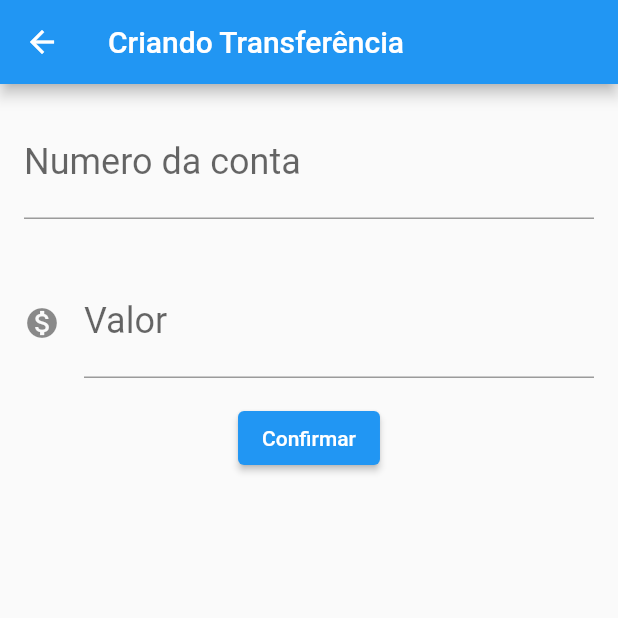
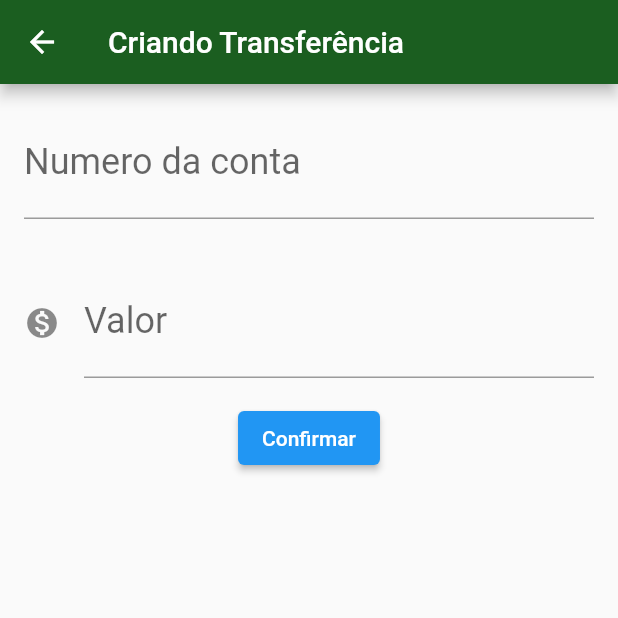
Before and after one commit to diegomcsilva/flutter-fundamentos-alura, a Flutter app: the screen it shows after launch, after a tap on the "add" icon, on a phone screen of 412 x 824 dp, the top half of it. Run offline on Flutter 3.47's test engine with Material 2 defaults, Android fonts, the phone set to English and light mode, and no system bars.

Commit message:
Organizando arquivos

```diff
--- /dev/null
+++ b/lib/components/editor.dart
@@ -0,0 +1,33 @@
+import 'package:flutter/material.dart';
+
+class Editor extends StatelessWidget {
+  final TextEditingController? controlador;
+  final String? rotulo;
+  final String? dica;
+  final IconData? icone;
+
+  const Editor({
+    this.controlador,
+    this.rotulo,
+    this.dica,
+    this.icone,
+  });
+
+  @override
+  Widget build(BuildContext context) {
+    return Padding(
+      padding: const EdgeInsets.all(16.0),
+      child: TextField(
+        controller: controlador,
+        style: TextStyle(
+          fontSize: 24.0,
+        ),
+        decoration: InputDecoration(
+            icon: icone != null ? Icon(icone) : null,
+            labelText: rotulo,
+            hintText: dica),
+        keyboardType: TextInputType.number,
+      ),
+    );
+  }
+}
--- a/lib/main.dart
+++ b/lib/main.dart
@@ -1,3 +1,4 @@
+import 'package:bytebank/screens/transferencia/lista.dart';
 import 'package:flutter/material.dart';
 
 void main() => runApp(BytebankApp());
@@ -6,166 +7,15 @@ class BytebankApp extends StatelessWidget {
   @override
   Widget build(BuildContext context) {
     return MaterialApp(
-      home: Scaffold(
-        body: ListaTransferencias(),
+      theme: ThemeData(
+        primaryColor: Colors.green[900],
+        accentColor: Colors.blueAccent[700],
+        buttonTheme: ButtonThemeData(
+          buttonColor: Colors.blueAccent[700],
+          textTheme: ButtonTextTheme.primary,
+        ),
       ),
+      home: ListaTransferencias(),
     );
   }
 }
-
-class FormularioTransferencia extends StatefulWidget {
-  @override
-  State<StatefulWidget> createState() {
-    return FormularioTransferenciaState();
-  }
-}
-
-class FormularioTransferenciaState extends State<FormularioTransferencia> {
-  final TextEditingController _controladorCampoNumeroConta =
-      TextEditingController();
-  final TextEditingController _controladorCampoValor = TextEditingController();
-
-  @override
-  Widget build(BuildContext context) {
-    return Scaffold(
-        appBar: AppBar(title: Text('Criando Transferência')),
-        body: SingleChildScrollView(
-          child: Column(
-            children: [
-              Editor(
-                  controlador: _controladorCampoNumeroConta,
-                  rotulo: 'Numero da conta',
-                  dica: '0000'),
-              Editor(
-                  controlador: _controladorCampoValor,
-                  rotulo: 'Valor',
-                  dica: '00.0',
-                  icone: Icons.monetization_on),
-              ElevatedButton(
-                child: const Text('Confirmar'),
-                onPressed: () => _criaTransferencia(context),
-              )
-            ],
-          ),
-        ));
-  }
-
-  void _criaTransferencia(BuildContext context) {
-    final int? numeroConta = int.tryParse(_controladorCampoNumeroConta.text);
-    final double? valor = double.tryParse(_controladorCampoValor.text);
-    if (numeroConta != null && valor != null) {
-      final transferenciaCriada = Transferencia(valor, numeroConta);
-      debugPrint('Criando transferência');
-      debugPrint('$transferenciaCriada');
-      Navigator.pop(context, transferenciaCriada);
-    }
-  }
-}
-
-class Editor extends StatelessWidget {
-  final TextEditingController? controlador;
-  final String? rotulo;
-  final String? dica;
-  final IconData? icone;
-
-  const Editor({
-    this.controlador,
-    this.rotulo,
-    this.dica,
-    this.icone,
-  });
-
-  @override
-  Widget build(BuildContext context) {
-    return Padding(
-      padding: const EdgeInsets.all(16.0),
-      child: TextField(
-        controller: controlador,
-        style: TextStyle(
-          fontSize: 24.0,
-        ),
-        decoration: InputDecoration(
-            icon: icone != null ? Icon(icone) : null,
-            labelText: rotulo,
-            hintText: dica),
-        keyboardType: TextInputType.number,
-      ),
-    );
-  }
-}
-
-class ListaTransferencias extends StatefulWidget {
-  final List<Transferencia> _transferencias = [];
-
-  @override
-  ListaTransferenciasState createState() {
-    return ListaTransferenciasState();
-  }
-}
-
-class ListaTransferenciasState extends State<ListaTransferencias> {
-  @override
-  Widget build(BuildContext context) {
-    return Scaffold(
-      appBar: AppBar(
-        title: Text('Transferências'),
-      ),
-      body: ListView.builder(
-        itemCount: widget._transferencias.length,
-        itemBuilder: (context, indice) {
-          final transferencia = widget._transferencias[indice];
-          return ItemTransferencia(transferencia);
-        },
-      ),
-      floatingActionButton: FloatingActionButton(
-        child: Icon(Icons.add),
-        onPressed: () {
-          final Future<dynamic> future =
-              Navigator.push(context, MaterialPageRoute(builder: (context) {
-            return FormularioTransferencia();
-          }));
-
-          future.then((transferenciaRecebida) {
-            Future.delayed(Duration(seconds: 0), () {
-              debugPrint('chegou no then do future');
-              debugPrint('$transferenciaRecebida');
-              if (transferenciaRecebida != null) {
-                setState(() {
-                  widget._transferencias.add(transferenciaRecebida);
-                });
-              }
-            });
-          });
-        },
-      ),
-    );
-  }
-}
-
-class ItemTransferencia extends StatelessWidget {
-  final Transferencia _transferencia;
-
-  ItemTransferencia(this._transferencia);
-
-  @override
-  Widget build(BuildContext context) {
-    return Card(
-        child: ListTile(
-      leading: Icon(Icons.monetization_on),
-      title: Text(_transferencia.valor.toString()),
-      subtitle: Text(_transferencia.numeroConta.toString()),
-    ));
-  }
-}
-
-class Transferencia {
-  final double valor;
-  final int numeroConta;
-
-  Transferencia(this.valor, this.numeroConta);
-
-  @override
-  String toString() {
-    return 'Transferencia{ valor: $valor, numeroConta: $numeroConta }';
-  }
-}
--- /dev/null
+++ b/lib/modelos/transferencia.dart
@@ -0,0 +1,14 @@
+class Transferencia {
+  final double valor;
+  final int numeroConta;
+
+  Transferencia(
+    this.valor,
+    this.numeroConta,
+  );
+
+  @override
+  String toString() {
+    return 'Transferencia{ valor: $valor, numeroConta: $numeroConta }';
+  }
+}
--- /dev/null
+++ b/lib/screens/transferencia/formulario.dart
@@ -0,0 +1,60 @@
+import 'package:bytebank/components/editor.dart';
+import 'package:bytebank/modelos/transferencia.dart';
+import 'package:flutter/material.dart';
+
+const _tituloAppBar = 'Criando Transferência';
+
+const _rotuloCampoValor = 'Valor';
+const _dicaCampoValor = 'Valor';
+
+const _rotuloCampoNumeroConta = 'Numero da conta';
+const _dicaCampoNumeroConta = 'Valor';
+
+const _textoBotaoConfirmar = 'Confirmar';
+
+class FormularioTransferencia extends StatefulWidget {
+  @override
+  State<StatefulWidget> createState() {
+    return FormularioTransferenciaState();
+  }
+}
+
+class FormularioTransferenciaState extends State<FormularioTransferencia> {
+  final TextEditingController _controladorCampoNumeroConta =
+      TextEditingController();
+  final TextEditingController _controladorCampoValor = TextEditingController();
+
+  @override
+  Widget build(BuildContext context) {
+    return Scaffold(
+        appBar: AppBar(title: Text(_tituloAppBar)),
+        body: SingleChildScrollView(
+          child: Column(
+            children: [
+              Editor(
+                  controlador: _controladorCampoNumeroConta,
+                  rotulo: _rotuloCampoNumeroConta,
+                  dica: _dicaCampoNumeroConta),
+              Editor(
+                  controlador: _controladorCampoValor,
+                  rotulo: _rotuloCampoValor,
+                  dica: _dicaCampoValor,
+                  icone: Icons.monetization_on),
+              ElevatedButton(
+                child: const Text(_textoBotaoConfirmar),
+                onPressed: () => _criaTransferencia(context),
+              )
+            ],
+          ),
+        ));
+  }
+
+  void _criaTransferencia(BuildContext context) {
+    final int? numeroConta = int.tryParse(_controladorCampoNumeroConta.text);
+    final double? valor = double.tryParse(_controladorCampoValor.text);
+    if (numeroConta != null && valor != null) {
+      final transferenciaCriada = Transferencia(valor, numeroConta);
+      Navigator.pop(context, transferenciaCriada);
+    }
+  }
+}
--- /dev/null
+++ b/lib/screens/transferencia/lista.dart
@@ -0,0 +1,65 @@
+import 'package:bytebank/modelos/transferencia.dart';
+import 'package:flutter/material.dart';
+
+import 'formulario.dart';
+
+const _tituloAppBar = 'Transferências';
+
+class ListaTransferencias extends StatefulWidget {
+  final List<Transferencia> _transferencias = [];
+
+  @override
+  ListaTransferenciasState createState() {
+    return ListaTransferenciasState();
+  }
+}
+
+class ListaTransferenciasState extends State<ListaTransferencias> {
+  @override
+  Widget build(BuildContext context) {
+    return Scaffold(
+      appBar: AppBar(
+        title: Text(_tituloAppBar),
+      ),
+      body: ListView.builder(
+        itemCount: widget._transferencias.length,
+        itemBuilder: (context, indice) {
+          final transferencia = widget._transferencias[indice];
+          return ItemTransferencia(transferencia);
+        },
+      ),
+      floatingActionButton: FloatingActionButton(
+        child: Icon(Icons.add),
+        onPressed: () {
+          Navigator.push(context, MaterialPageRoute(builder: (context) {
+            return FormularioTransferencia();
+          })).then((transferenciaRecebida) => _atualiza(transferenciaRecebida));
+        },
+      ),
+    );
+  }
+
+  void _atualiza(transferenciaRecebida) {
+    if (transferenciaRecebida != null) {
+      setState(() {
+        widget._transferencias.add(transferenciaRecebida);
+      });
+    }
+  }
+}
+
+class ItemTransferencia extends StatelessWidget {
+  final Transferencia _transferencia;
+
+  ItemTransferencia(this._transferencia);
+
+  @override
+  Widget build(BuildContext context) {
+    return Card(
+        child: ListTile(
+      leading: Icon(Icons.monetization_on),
+      title: Text(_transferencia.valor.toString()),
+      subtitle: Text(_transferencia.numeroConta.toString()),
+    ));
+  }
+}
```
